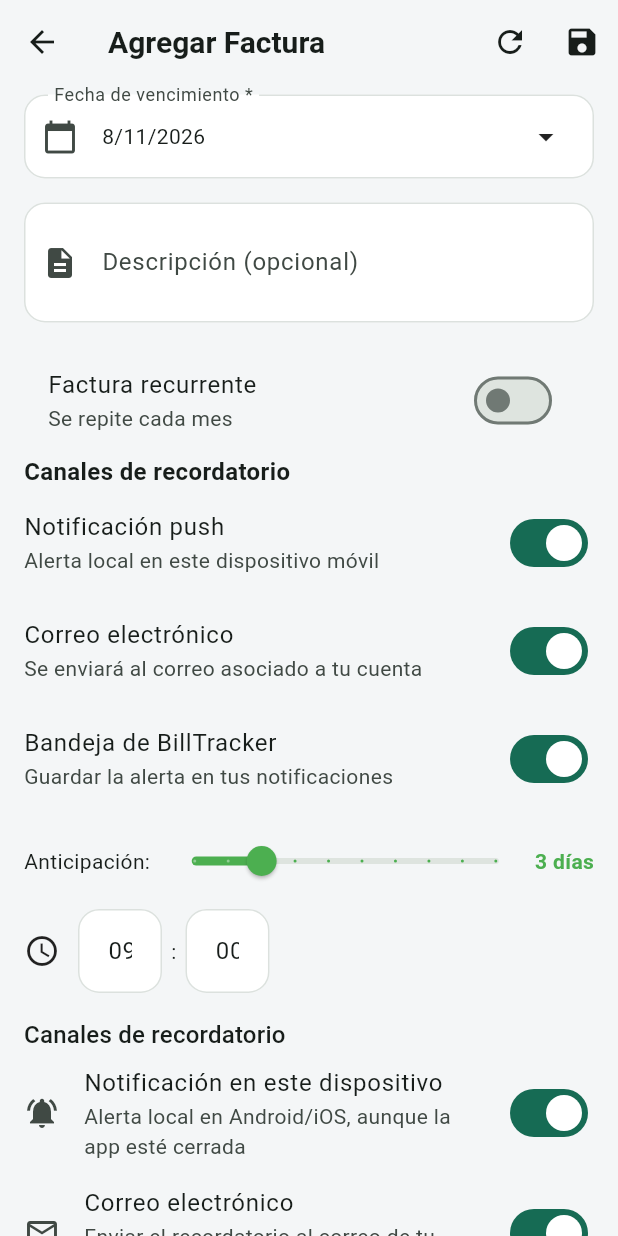
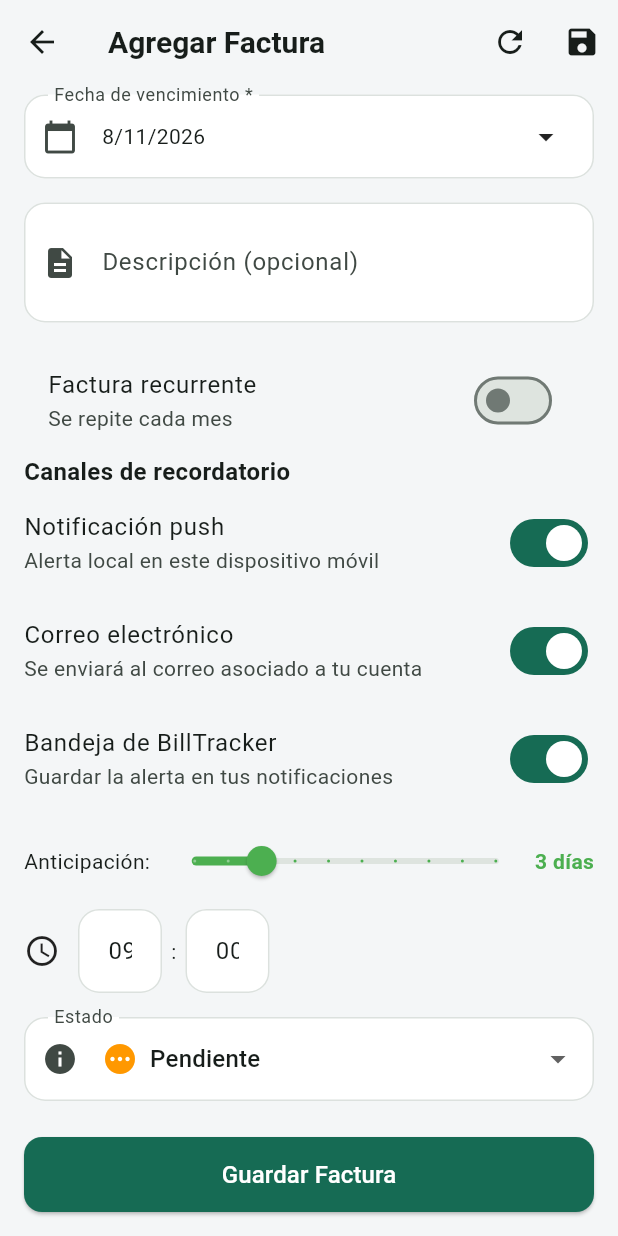
Before and after one commit to facundotrabajobarrios-sys/billtracker, a Flutter app: the AddBillScreen screen opened by its route, scrolled down 225 dp, on a phone screen of 412 x 824 dp. Run offline on Flutter 3.47's test engine with Material 3 defaults, Android fonts, the phone set to English and light mode, and no system bars; our stand-ins replace app_links, confetti, fl_chart, flutter_local_notifications, image_picker, printing and 3 more; accounts and stored records are empty; network calls fail.

Commit message:
Fix notification types and level-up alerts
Accept administrator announcements, create notifications when gamification levels increase, and remove duplicate reminder controls. Refresh the GitHub Pages web build.

Co-authored-by: Copilot <223556219+Copilot@users.noreply.github.com>

```diff
--- a/lib/screens/add_bill_screen.dart
+++ b/lib/screens/add_bill_screen.dart
@@ -609,51 +609,6 @@ class _AddBillScreenState extends State<AddBillScreen> {
                         ),
                         const SizedBox(height: 16),
 
-                        Align(
-                          alignment: Alignment.centerLeft,
-                          child: Text(
-                            'Canales de recordatorio',
-                            style: Theme.of(context).textTheme.titleMedium,
-                          ),
-                        ),
-                        if (_supportsPushNotifications)
-                          SwitchListTile(
-                            contentPadding: EdgeInsets.zero,
-                            secondary: const Icon(Icons.notifications_active),
-                            title: const Text(
-                              'Notificación en este dispositivo',
-                            ),
-                            subtitle: const Text(
-                              'Alerta local en Android/iOS, aunque la app esté cerrada',
-                            ),
-                            value: _reminderPushEnabled,
-                            onChanged: (value) =>
-                                setState(() => _reminderPushEnabled = value),
-                          ),
-                        SwitchListTile(
-                          contentPadding: EdgeInsets.zero,
-                          secondary: const Icon(Icons.email_outlined),
-                          title: const Text('Correo electrónico'),
-                          subtitle: const Text(
-                            'Enviar el recordatorio al correo de tu cuenta',
-                          ),
-                          value: _reminderEmailEnabled,
-                          onChanged: (value) =>
-                              setState(() => _reminderEmailEnabled = value),
-                        ),
-                        SwitchListTile(
-                          contentPadding: EdgeInsets.zero,
-                          secondary: const Icon(Icons.inbox_outlined),
-                          title: const Text('Bandeja de la aplicación'),
-                          subtitle: const Text(
-                            'Mostrar el recordatorio en Notificaciones',
-                          ),
-                          value: _reminderInAppEnabled,
-                          onChanged: (value) =>
-                              setState(() => _reminderInAppEnabled = value),
-                        ),
-                        const SizedBox(height: 16),
-
                         // 📊 Estado
                         DropdownButtonFormField<String>(
                           decoration: const InputDecoration(
--- a/lib/screens/notifications_screen.dart
+++ b/lib/screens/notifications_screen.dart
@@ -106,6 +106,8 @@ class _NotificationsScreenState extends State<NotificationsScreen> {
         return Colors.blue;
       case 'announcement':
         return Colors.deepPurple;
+      case 'info':
+        return Colors.blueGrey;
       default:
         return Colors.grey;
     }
@@ -122,6 +124,8 @@ class _NotificationsScreenState extends State<NotificationsScreen> {
         return Icons.notifications_active;
       case 'announcement':
         return Icons.campaign_outlined;
+      case 'info':
+        return Icons.info_outline;
       default:
         return Icons.info;
     }
```
Also changed, not shown: lib/models/notification.dart (+8 -3 lines), lib/services/gamification_service.dart (+14 -7 lines), docs/assets/fonts/MaterialIcons-Regular.otf, 6 other files.
